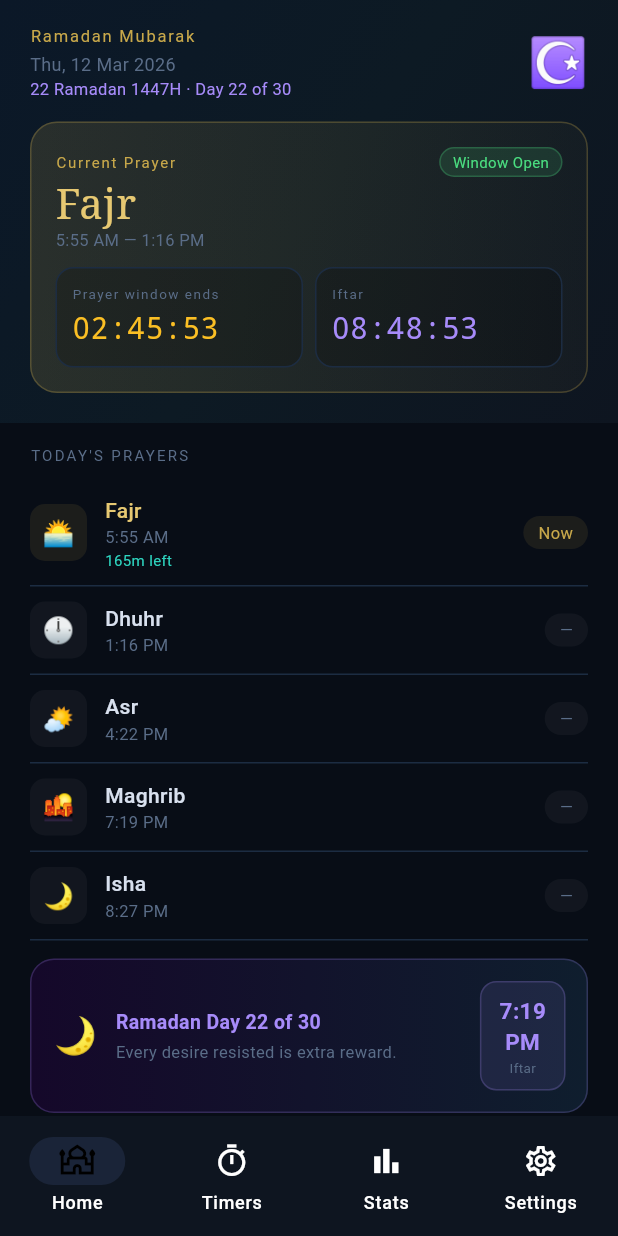
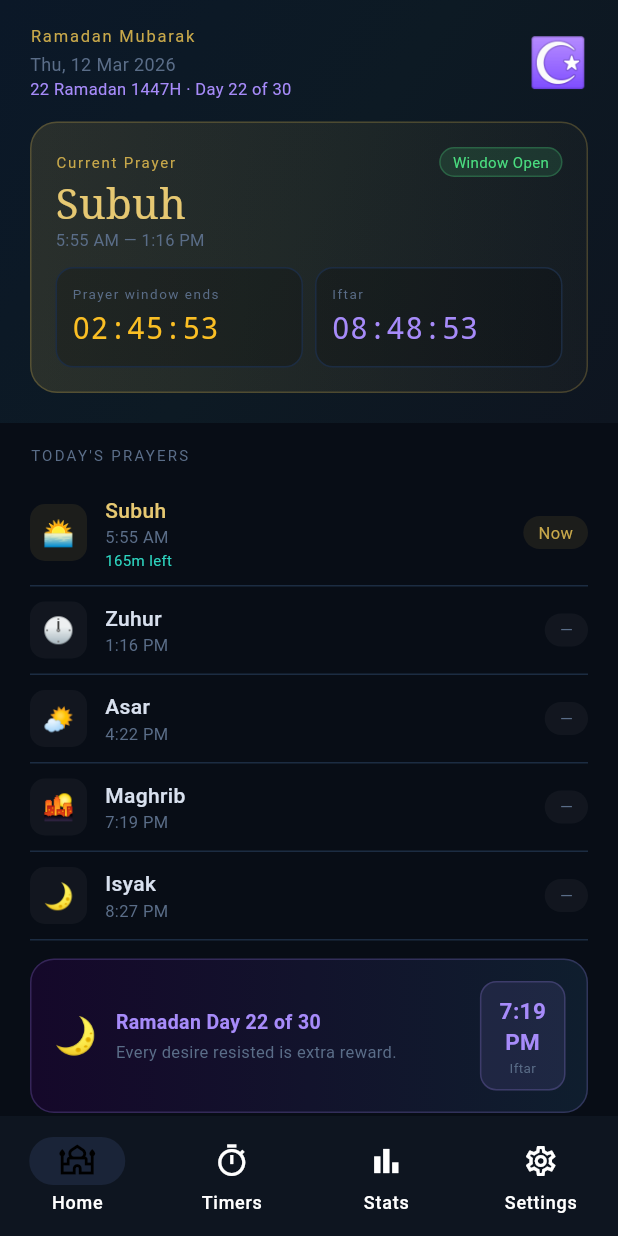
Before and after one commit to cyclonekid8/PrayerPal, a Flutter app: the screen it shows after launch, on a phone screen of 412 x 824 dp. Run offline on Flutter 3.47's test engine with Material 3 defaults, Android fonts, the phone set to English and light mode, and no system bars; our stand-ins replace flutter_local_notifications, permission_handler, shared_preferences, sqflite, timezone; accounts and stored records are empty.

Commit message:
Use Malay prayer names, fix stats label truncation

```diff
--- a/lib/models/prayer.dart
+++ b/lib/models/prayer.dart
@@ -7,11 +7,11 @@ enum PrayerStatus { pending, prayed, missed, edited }
 extension PrayerNameExt on PrayerName {
   String get displayName {
     switch (this) {
-      case PrayerName.fajr: return 'Fajr';
-      case PrayerName.dhuhr: return 'Dhuhr';
-      case PrayerName.asr: return 'Asr';
+      case PrayerName.fajr: return 'Subuh';
+      case PrayerName.dhuhr: return 'Zuhur';
+      case PrayerName.asr: return 'Asar';
       case PrayerName.maghrib: return 'Maghrib';
-      case PrayerName.isha: return 'Isha';
+      case PrayerName.isha: return 'Isyak';
     }
   }
 
--- a/lib/screens/stats_screen.dart
+++ b/lib/screens/stats_screen.dart
@@ -82,7 +82,7 @@ class _StatsScreenState extends State<StatsScreen> {
                   const SizedBox(height: 18),
                   ...PrayerName.values.map((p) => SizedBox(
                     height: 28,
-                    child: Text(p.displayName.substring(0, 4),
+                    child: Text(p.displayName.substring(0, p.displayName.length < 4 ? p.displayName.length : 4),
                       style: const TextStyle(fontSize: 9, color: Color(0xFF5a6d88))),
                   )),
                 ],
```
